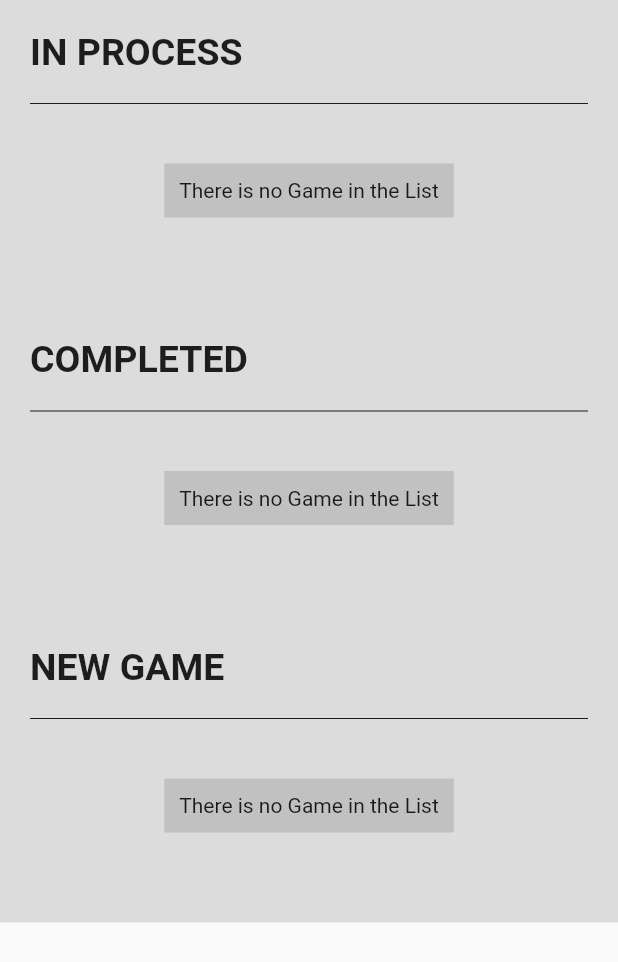
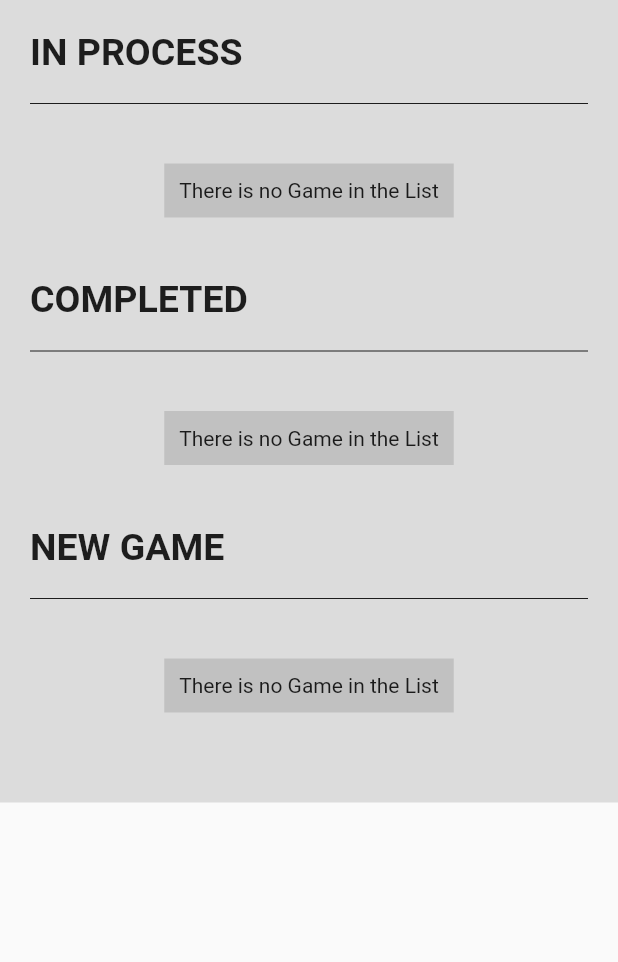
Before and after one commit to GeonwooVincentKim/New_Flutter_Several_Function, a Flutter app: the Home widget shown alone on an empty page, opened directly, on a phone screen of 412 x 824 dp. Shown: the top 962 px of the screen. Run offline on Flutter 3.47's test engine with Material 2 defaults, Android fonts, the phone set to English and light mode, and no system bars; Roboto replaces fonts that are missing (icomoon).

Commit message:
Renamed game provider as games_provider.dart

```diff
--- a/lib/app_screens/Details/Details.dart
+++ b/lib/app_screens/Details/Details.dart
@@ -1,6 +1,6 @@
 import 'package:flutter/material.dart';
 import 'package:flutter_app/model/game/game.dart';
-import 'package:flutter_app/provider/game_provider.dart';
+import 'package:flutter_app/provider/games_provider.dart';
 import 'package:flutter_app/shared/style.dart';
 import 'package:flutter_app/widgets/Commons/details_form.dart';
 import 'package:flutter_app/widgets/Details/detail_image.dart';
--- a/lib/app_screens/Details/MyFavorites.dart
+++ b/lib/app_screens/Details/MyFavorites.dart
@@ -1,6 +1,6 @@
 import 'package:flutter/material.dart';
 import 'package:flutter_app/model/game/game.dart';
-import 'package:flutter_app/provider/game_provider.dart';
+import 'package:flutter_app/provider/games_provider.dart';
 import 'package:flutter_app/shared/style.dart';
 import 'package:flutter_app/widgets/Details/favorites_card.dart';
 import 'package:provider/provider.dart';
--- a/lib/app_screens/Home/Discover.dart
+++ b/lib/app_screens/Home/Discover.dart
@@ -1,6 +1,6 @@
 import 'package:flutter/material.dart';
 import 'package:flutter_app/model/game/game.dart';
-import 'package:flutter_app/provider/game_provider.dart';
+import 'package:flutter_app/provider/games_provider.dart';
 import 'package:flutter_app/shared/style.dart';
 import 'package:flutter_app/widgets/Discover/game_card.dart';
 import 'package:flutter_app/widgets/expanded/divider.dart';
--- a/lib/app_screens/Home/Home.dart
+++ b/lib/app_screens/Home/Home.dart
@@ -1,5 +1,5 @@
 import 'package:flutter/material.dart';
-import 'package:flutter_app/provider/game_provider.dart';
+import 'package:flutter_app/provider/games_provider.dart';
 import 'package:flutter_app/widgets/Home/list_tiles_with_title.dart';
 import 'package:flutter_app/widgets/expanded/divider.dart';
 import 'package:flutter_app/model/game/game.dart';
@@ -37,6 +37,7 @@ class _BodyState extends State<Home>{
         child: Consumer<GameProvider>(
           builder: (ctx, gamesProduct, child){
             final List<Game> listGame = gamesProduct.userItems;
+            // final List<Game> listGame = gamesProduct.gameItems;
             inProgress = listGame.where((game) => game.progression != 0 && game.progression != 100).toList();
             completed = listGame.where((game) => game.progression == 100).toList();
             newGame = listGame.where((game) => game.progression == 0).toList();
@@ -45,9 +46,9 @@ class _BodyState extends State<Home>{
               crossAxisAlignment: CrossAxisAlignment.start,
               children: <Widget>[
                 ListTilesWithTitle(title: titleList[0], gameList: inProgress),
-                transparent_divider(),
+                // transparent_divider(),
                 ListTilesWithTitle(title: titleList[1], gameList: completed),
-                transparent_divider(),
+                // transparent_divider(),
                 ListTilesWithTitle(title: titleList[2], gameList: newGame),
               ],
             );
--- a/lib/main.dart
+++ b/lib/main.dart
@@ -5,8 +5,7 @@ import 'package:flutter_app/app_screens/Home/Discover.dart';
 import 'package:flutter_app/app_screens/details/MyFavorites.dart';
 import 'package:flutter_app/app_screens/settings/ModifyProfile.dart';
 import 'package:flutter_app/app_screens/settings/Settings.dart';
-import 'package:flutter_app/provider/ProductStore.dart';
-import 'package:flutter_app/provider/game_provider.dart';
+import 'package:flutter_app/provider/games_provider.dart';
 import 'package:provider/provider.dart';
 import 'app_screens/Home/PageSlider.dart';
 
@@ -18,7 +17,7 @@ class MyApp extends StatelessWidget{
         providers: [
           ChangeNotifierProvider(create: (_ctx) => GameProvider()),
           ChangeNotifierProvider(create: (_ctx) => UserProvider()),
-          ChangeNotifierProvider(create: (_ctx) => Cart()),
+
         ],
         child: MaterialApp(
           title: "My Flutter App",
--- a/lib/widgets/Details/detail_image.dart
+++ b/lib/widgets/Details/detail_image.dart
@@ -1,5 +1,5 @@
 import 'package:flutter/material.dart';
-import 'package:flutter_app/provider/game_provider.dart';
+import 'package:flutter_app/provider/games_provider.dart';
 import 'package:flutter_app/shared/helpers/icomoon.dart';
 import 'package:provider/provider.dart';
 
--- a/lib/widgets/Details/favorites_card.dart
+++ b/lib/widgets/Details/favorites_card.dart
@@ -1,6 +1,6 @@
 import 'package:flutter/material.dart';
 import 'package:flutter_app/model/game/game.dart';
-import 'package:flutter_app/provider/game_provider.dart';
+import 'package:flutter_app/provider/games_provider.dart';
 import 'package:flutter_app/shared/style.dart';
 import 'package:provider/provider.dart';
 
--- a/lib/widgets/Discover/game_card.dart
+++ b/lib/widgets/Discover/game_card.dart
@@ -1,6 +1,6 @@
 import 'package:flutter/material.dart';
 import 'package:flutter_app/model/game/game.dart';
-import 'package:flutter_app/provider/game_provider.dart';
+import 'package:flutter_app/provider/games_provider.dart';
 import 'package:flutter_app/shared/style.dart';
 import 'package:flutter_app/widgets/Commons/gradient_box.dart';
 import 'package:provider/provider.dart';
--- a/lib/widgets/Home/game_tile.dart
+++ b/lib/widgets/Home/game_tile.dart
@@ -1,6 +1,6 @@
 import 'package:flutter/material.dart';
 import 'package:flutter_app/model/game/game.dart';
-import 'package:flutter_app/provider/game_provider.dart';
+import 'package:flutter_app/provider/games_provider.dart';
 import 'package:flutter_app/shared/helpers/icomoon.dart';
 import 'package:flutter_app/shared/style.dart';
 import 'package:provider/provider.dart';
@@ -28,7 +28,7 @@ class GameTile extends StatelessWidget{
               onDismissed: (direction){
                 if(direction == DismissDirection.startToEnd){
                   Provider.of<GameProvider>(context, listen: false).changeProgression(game, 50);
-                  // Navigator.pushNamed(context, "/game/${game.id}");
+                  // Navigator.pushNamed(context, "/create");
                   print("HI");
                 }
                 else if (direction == DismissDirection.endToStart){
--- a/lib/widgets/Home/list_tiles_with_title.dart
+++ b/lib/widgets/Home/list_tiles_with_title.dart
@@ -40,7 +40,7 @@ class ListTilesWithTitle extends StatelessWidget{
           ProgressText(title: title),
           Center(
             child: Container(
-              padding: EdgeInsets.all(10),
+              padding: EdgeInsets.all(defaultPadding / 2),
               color: Colors.black12,
               child: Text('There is no Game in the List')
             )
```
Also changed, not shown: lib/provider/ProductStore.dart (deleted, +0 -24 lines), lib/provider/genres.dart (added, +10 -0 lines), lib/provider/games_provider.dart (renamed from lib/provider/game_provider.dart).
